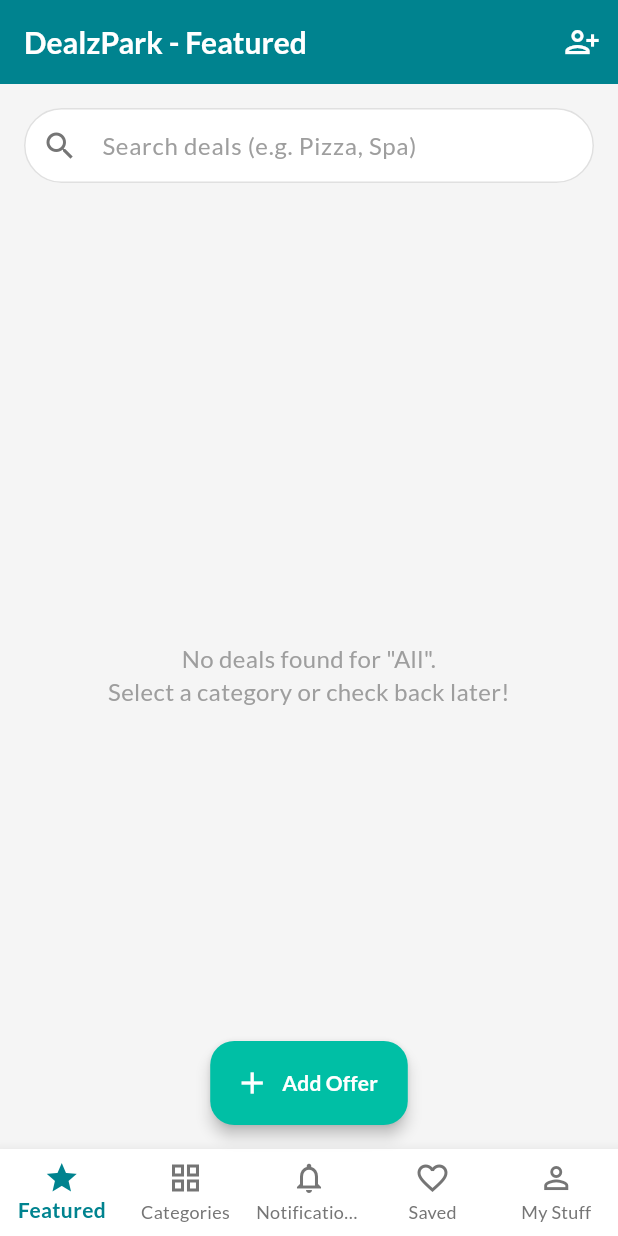
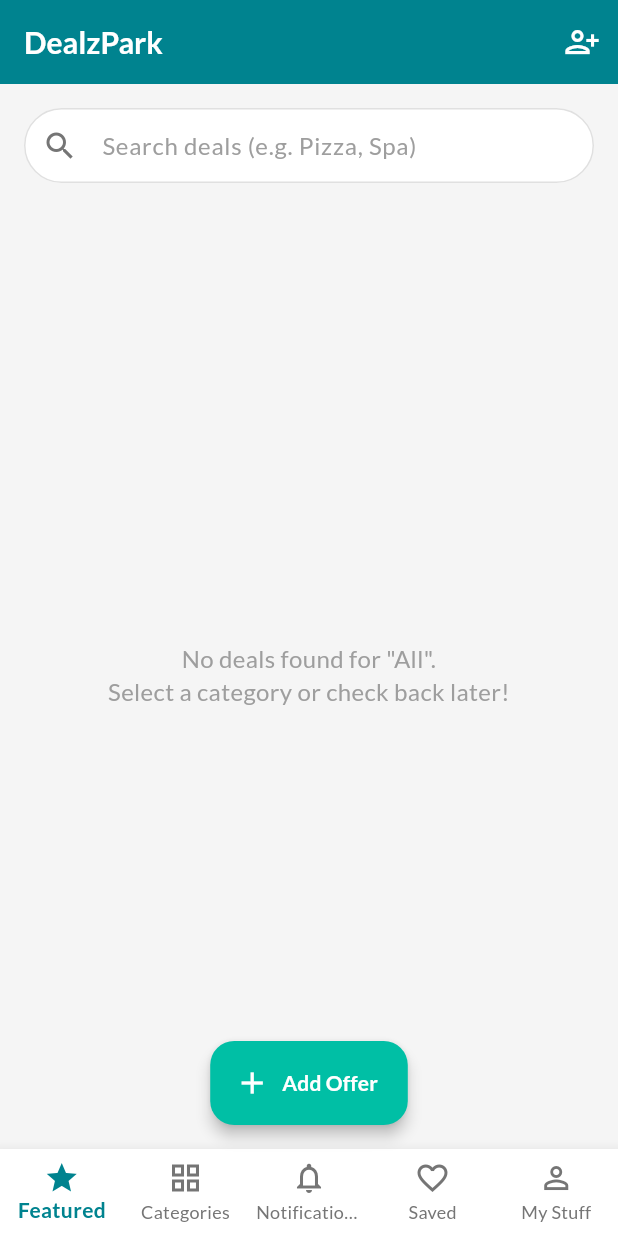
Before and after one commit to nabilhasanbd/DealzPark, a Flutter app: the screen it shows after launch, on a phone screen of 412 x 824 dp. Run offline on Flutter 3.47's test engine with Material 3 defaults, Android fonts, the phone set to English and light mode, and no system bars; our stand-ins replace google_fonts; network calls fail.

Commit message:
Added necessary files & fixed UI

```diff
--- a/dealzpark_app/lib/screens/home_screen.dart
+++ b/dealzpark_app/lib/screens/home_screen.dart
@@ -2,16 +2,15 @@
 import 'package:provider/provider.dart';
 import '../providers/offer_provider.dart';
 import '../widgets/offer_card.dart';
-import 'categories_screen.dart'; // Import the new screen
+import 'categories_screen.dart';
 import 'shop_registration_screen.dart';
 import 'add_offer_screen.dart';
 
-// Placeholder screens for other tabs
 class NotificationsScreen extends StatelessWidget {
   const NotificationsScreen({Key? key}) : super(key: key);
   @override
   Widget build(BuildContext context) => Scaffold(
-    appBar: AppBar(title: const Text("Notifications")),
+    appBar: AppBar(title: const Text("Notifications")), // This AppBar will still show "Notifications"
     body: const Center(child: Text('Notifications Screen')),
   );
 }
@@ -20,7 +19,7 @@
   const SavedScreen({Key? key}) : super(key: key);
   @override
   Widget build(BuildContext context) => Scaffold(
-    appBar: AppBar(title: const Text("Saved Deals")),
+    appBar: AppBar(title: const Text("Saved Deals")), // This AppBar will still show "Saved Deals"
     body: const Center(child: Text('Saved Deals Screen')),
   );
 }
@@ -29,7 +28,7 @@
   const MyStuffScreen({Key? key}) : super(key: key);
   @override
   Widget build(BuildContext context) => Scaffold(
-    appBar: AppBar(title: const Text("My Stuff / Profile")),
+    appBar: AppBar(title: const Text("My Stuff / Profile")), // This AppBar will still show "My Stuff / Profile"
     body: const Center(child: Text('My Stuff Screen')),
   );
 }
@@ -45,19 +44,10 @@
   int _currentIndex = 0;
   final PageController _pageController = PageController();
 
-  // No need to initialize _pages in initState with widget instances
-  // that call Provider.of directly with the _HomeScreenState's context.
-
   @override
   void initState() {
     super.initState();
-    // Initial offer loading is handled by OfferProvider's constructor.
-    // Or, if it needed context and had to be one-time, you might use:
-    // WidgetsBinding.instance.addPostFrameCallback((_) {
-    //   if (mounted) { // Good practice to check if mounted
-    //     Provider.of<OfferProvider>(context, listen: false).loadOffers(category: 'All');
-    //   }
-    // });
+    // Initial offer loading is handled by OfferProvider's constructor or didChangeDependencies if needed.
   }
 
   @override
@@ -67,13 +57,12 @@
   }
 
   void _onTabTapped(int index) {
-    // Prevent unnecessary rebuilds or actions if the same tab is tapped
     if (_currentIndex == index) {
-        if (index == 0) { // If featured tab is tapped again, refresh
-            final offerProvider = Provider.of<OfferProvider>(context, listen: false);
-            offerProvider.loadOffers(category: offerProvider.selectedCategory);
-        }
-        return; // Do nothing further if it's the same tab
+      if (index == 0) { // If featured tab is tapped again, refresh
+        final offerProvider = Provider.of<OfferProvider>(context, listen: false);
+        offerProvider.loadOffers(category: offerProvider.selectedCategory);
+      }
+      return;
     }
 
     setState(() {
@@ -87,11 +76,8 @@
     }
   }
 
-  // This method builds the content FOR the Featured Page.
-  // It receives a 'pageContext' from a Builder widget.
   Widget _buildFeaturedPageContent(BuildContext pageContext) {
-    // Use pageContext here, which is the build context for this specific page content.
-    final offerProvider = Provider.of<OfferProvider>(pageContext); // listen: true is default
+    final offerProvider = Provider.of<OfferProvider>(pageContext);
 
     return Column(
       children: <Widget>[
@@ -137,12 +123,7 @@
 
   @override
   Widget build(BuildContext context) {
-    // Define the pages list INSIDE the build method.
-    // This ensures that when _buildFeaturedPageContent is part of the list,
-    // its eventual call to Provider.of uses a context that is ready.
     final List<Widget> pages = [
-      // Wrap the content builder for the featured page in a Builder
-      // to get a fresh context when it's actually built by PageView.
       Builder(builder: (pageContext) => _buildFeaturedPageContent(pageContext)),
       const CategoriesScreen(),
       const NotificationsScreen(),
@@ -152,18 +133,11 @@
 
     return Scaffold(
       appBar: AppBar(
-        title: Text(
-          _currentIndex == 0 ? 'DealzPark - Featured'
-              : _currentIndex == 1 ? 'Categories'
-              : _currentIndex == 2 ? 'Notifications'
-              : _currentIndex == 3 ? 'Saved Deals'
-              : 'My Stuff',
-          // style will be inherited from theme
-        ),
-        // backgroundColor and elevation will be inherited from theme
+        title: const Text('DealzPark'), // <--- MODIFIED HERE: Always "DealzPark"
+        // backgroundColor, elevation, textStyle, iconTheme will be inherited from main.dart's appBarTheme
         actions: [
           IconButton(
-            icon: const Icon(Icons.person_add_alt_1_outlined), // color from theme
+            icon: const Icon(Icons.person_add_alt_1_outlined), // color will be inherited
             tooltip: 'Register Shop',
             onPressed: () {
               Navigator.of(context).push(
@@ -177,14 +151,13 @@
       ),
       body: PageView(
         controller: _pageController,
-        children: pages, // Use the pages list defined above
+        children: pages,
         onPageChanged: (index) {
           if (_currentIndex != index) {
             setState(() {
               _currentIndex = index;
             });
-            // If swiped TO the Featured tab
-            if (index == 0) {
+            if (index == 0) { // Swiped TO the Featured tab
               final offerProvider = Provider.of<OfferProvider>(context, listen: false);
               offerProvider.loadOffers(category: offerProvider.selectedCategory);
             }
@@ -194,7 +167,7 @@
       bottomNavigationBar: BottomNavigationBar(
         currentIndex: _currentIndex,
         onTap: _onTabTapped,
-        // Other properties will be inherited from theme
+        // type, selectedItemColor, unselectedItemColor will be inherited from main.dart's bottomNavigationBarTheme
         items: const [
           BottomNavigationBarItem(
             icon: Icon(Icons.star_outline),
@@ -229,7 +202,7 @@
                 Navigator.of(context)
                     .push(MaterialPageRoute(builder: (context) => const AddOfferScreen()))
                     .then((value) {
-                  if (value == true) { // Offer was successfully added
+                  if (value == true) {
                     final offerProvider = Provider.of<OfferProvider>(context, listen: false);
                     offerProvider.loadOffers(category: offerProvider.selectedCategory);
                   }
```
Also changed, not shown: dealzpark_app/lib/screens/categories_screen.dart (+0 -11 lines), dealzpark_app/pubspec.yaml (+1 -41 lines).
